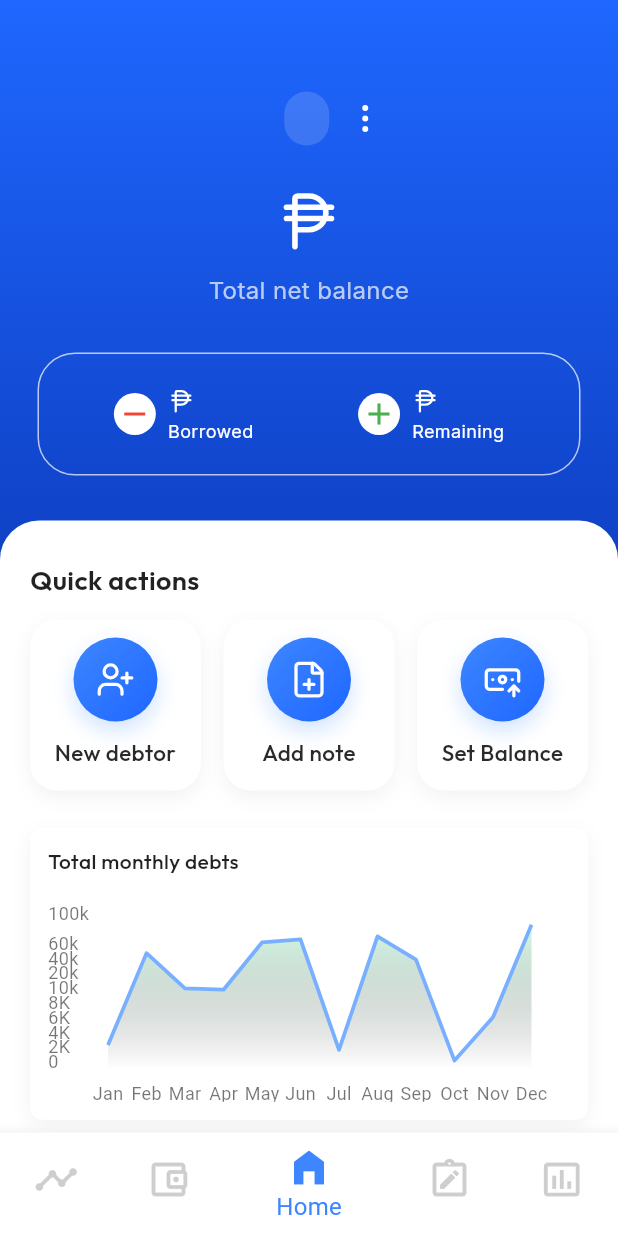
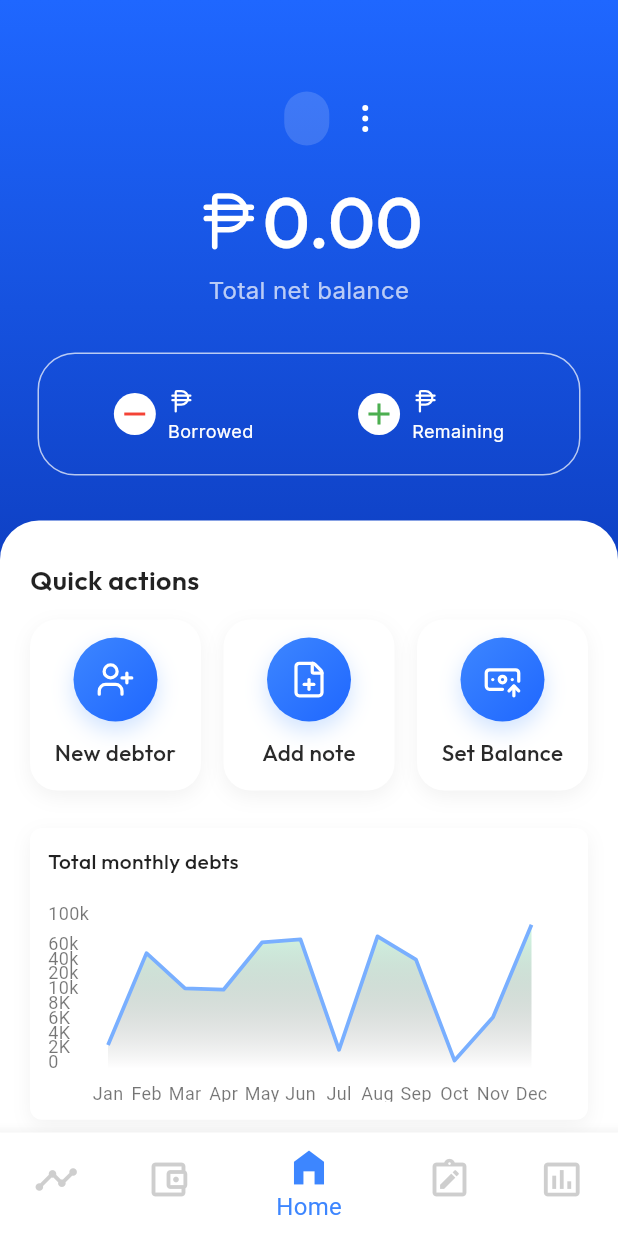
Before and after one commit to icarusvagner/debtrak-system, a Flutter app: the screen it shows after launch, on a phone screen of 412 x 824 dp. Run offline on Flutter 3.47's test engine with Material 3 defaults, Android fonts, the phone set to English and light mode, and no system bars; drawn by our look-alikes of fl_chart; our stand-ins replace flutter_slidable, google_fonts, lucide_icons_flutter, sqflite; missing offline and left inert: date_time_format, number_formatter2; accounts and stored records are empty.

Commit message:
balance update and insert

```diff
--- a/lib/core/migrations/balance.dart
+++ b/lib/core/migrations/balance.dart
@@ -6,6 +6,7 @@ const String createBalanceTable =
     '''
    CREATE TABLE $balanceTableName (
        id INTEGER PRIMARY KEY AUTOINCREMENT,
+       status INTEGER NOT NULL DEFAULT 0,
        balance INTEGER NOT NULL DEFAULT 0,
        updated_balance INTEGER NOT NULL DEFAULT 0,
        created_at TEXT,
--- a/lib/core/services/insert_service/balance.dart
+++ b/lib/core/services/insert_service/balance.dart
@@ -6,23 +6,66 @@ import 'package:sqflite/sql.dart';
 final String tableBal = "balance_tbl";
 final String colId = 'id';
 final String colBal = "balance";
+final String colStatus = "status";
+final String colUpdatedBalance = "updated_balance";
 final String colCreated = "created_at";
 final String colUpdated = "updated_at";
 
 class BalanceRepository {
   static final _instance = DatabaseService.instance;
 
-  static insert(Balance bal) async {
+  static insert(BalanceModel bal) async {
     final db = await _instance.database;
 
-    await db.insert(
+    await db.update(
       balanceTableName,
-      bal.tomap(),
+      {colStatus: 1, colUpdated: DateTime.now().toIso8601String()},
+      where: '$colStatus = ?',
+      whereArgs: [0],
+    );
+
+    return await db.insert(
+      balanceTableName,
+      bal.toMap(),
       conflictAlgorithm: ConflictAlgorithm.replace,
     );
   }
 
-  static getBalance() async {
+  static Future<int> updateBalance(int updatedBalance) async {
     final db = await _instance.database;
+
+    return await db.rawUpdate(
+      '''
+        UPDATE $balanceTableName
+        SET $colUpdatedBalance = $colUpdatedBalance + ?,
+          $colUpdated = ?
+        WHERE $colStatus = 0
+      ''',
+      [updatedBalance, DateTime.now().toIso8601String()],
+    );
+  }
+
+  static Future<BalanceModel?> getUpdatedBalance() async {
+    final db = await _instance.database;
+    final result = await db.query(
+      balanceTableName,
+      columns: [
+        'id',
+        'status',
+        'balance',
+        'updated_balance',
+        'created_at',
+        'updated_at',
+      ],
+      where: 'status = ?',
+      whereArgs: [0],
+      limit: 1,
+    );
+
+    if (result.isNotEmpty) {
+      return BalanceModel.fromMap(result.first);
+    }
+
+    return null;
   }
 }
--- a/lib/data/balance_amount_data.dart
+++ b/lib/data/balance_amount_data.dart
@@ -8,7 +8,7 @@ class BalanceAmountData {
   final amounts = [
     BalanceAmountModel(label: 1000, onTap: () => _cbAmount(1000)),
     BalanceAmountModel(label: 3500, onTap: () => _cbAmount(3500)),
-    BalanceAmountModel(label: 5000, onTap: () => _cbAmount(3500)),
+    BalanceAmountModel(label: 5000, onTap: () => _cbAmount(5000)),
     BalanceAmountModel(label: 7500, onTap: () => _cbAmount(7500)),
     BalanceAmountModel(label: 9200, onTap: () => _cbAmount(9200)),
     BalanceAmountModel(label: 10000, onTap: () => _cbAmount(10000)),
--- a/lib/data/models/balance.dart
+++ b/lib/data/models/balance.dart
@@ -1,21 +1,37 @@
-class Balance {
+class BalanceModel {
   int? id;
   int amount;
+  int? updatedAmount;
+  int? status;
   DateTime createdAt;
   DateTime updatedAt;
 
-  Balance({
+  BalanceModel({
     this.id,
+    this.status,
+    this.updatedAmount,
     required this.amount,
     required this.createdAt,
     required this.updatedAt,
   });
 
-  Map<String, dynamic> tomap() {
+  Map<String, dynamic> toMap() {
     return {
       'balance': amount,
+      'updated_balance': amount,
       'created_at': createdAt.toString(),
       'updated_at': updatedAt.toString(),
     };
   }
+
+  factory BalanceModel.fromMap(Map<String, dynamic> map) {
+    return BalanceModel(
+      id: map['id'] as int?,
+      status: map['status'] as int,
+      amount: map['balance'] as int,
+      updatedAmount: map['updated_balance'] as int,
+      createdAt: DateTime.parse(map['created_at']),
+      updatedAt: DateTime.parse(map['updated_at']),
+    );
+  }
 }
--- a/lib/pages/home/page_main_view.dart
+++ b/lib/pages/home/page_main_view.dart
@@ -1,5 +1,7 @@
+import 'package:debtrak/core/services/insert_service/balance.dart';
 import 'package:debtrak/core/utils/constants.dart';
 import 'package:debtrak/data/home_menu_data.dart';
+import 'package:debtrak/data/models/balance.dart';
 import 'package:flutter/material.dart';
 import 'package:debtrak/data/quick_action_details.dart';
 import 'package:date_time_format/date_time_format.dart';
@@ -23,6 +25,7 @@ class _PageMainViewState extends State<PageMainView> {
   Widget build(BuildContext context) {
     final quickActionDetails = QuickActionDetails();
     final dateTime = DateTime.now();
+
     int totalBalance = 148230;
 
     return Scaffold(
@@ -85,14 +88,46 @@ class _PageMainViewState extends State<PageMainView> {
                             size: 45,
                             color: Colors.white,
                           ),
-                          Text(
-                            NumberFormatter.format(totalBalance),
+                          FutureBuilder<BalanceModel?>(
+                            future: BalanceRepository.getUpdatedBalance(),
+                            builder: (context, snapshot) {
+                              if (snapshot.connectionState ==
+                                  ConnectionState.waiting) {
+                                return Text(
+                                  "Loading...",
+                                  style: GoogleFonts.outfit(
+                                    color: Colors.white,
+                                    fontSize: 48,
+                                    fontWeight: FontWeight.w500,
+                                  ),
+                                );
+                              }
+
+                              if (!snapshot.hasData || snapshot.data == null) {
+                                return Text(
+                                  "0.00",
                                   textAlign: TextAlign.center,
                                   style: GoogleFonts.outfit(
                                     color: Colors.white,
                                     fontSize: 48,
                                     fontWeight: FontWeight.w500,
                                   ),
+                                );
+                              }
+
+                              final updatedBalance =
+                                  snapshot.data!.updatedAmount;
+
+                              return Text(
+                                NumberFormatter.format(updatedBalance),
+                                textAlign: TextAlign.center,
+                                style: GoogleFonts.outfit(
+                                  color: Colors.white,
+                                  fontSize: 48,
+                                  fontWeight: FontWeight.w500,
+                                ),
+                              );
+                            },
                           ),
                         ],
                       ),
@@ -233,9 +268,7 @@ class _BalanceOptionsState extends State<_BalanceOptions> {
       itemBuilder: (BuildContext context) => options.map((item) {
         return PopupMenuItem<BalanceOptions>(
           value: item.opt,
-          onTap: item.callback(() {
-            print("testing");
-          }),
+          onTap: item.callback(() {}),
           child: Container(
             alignment: Alignment.center,
             child: Text(item.label, textAlign: TextAlign.center),
```
Also changed, not shown: lib/core/services/db_service.dart (+11 -0 lines), lib/pages/home/page_set_new_balance.dart (+46 -5 lines). Lines whose indentation alone changed are shown as unchanged.
